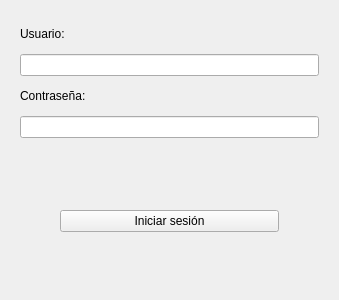
First picture: the form in ui/VentanaInicioSesion.ui, repository kevin-luna/AsistenciaEmpleados, before the edit.
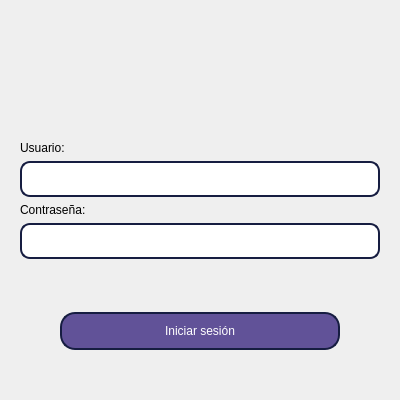
Second picture: the form after the edit. Icons and pictures are not drawn.

Commit message: Nueva interfaz de usuario.

Diff of the .ui file:
```diff
--- a/ui/VentanaInicioSesion.ui
+++ b/ui/VentanaInicioSesion.ui
@@ -6,8 +6,8 @@
    <rect>
     <x>0</x>
     <y>0</y>
-    <width>339</width>
-    <height>300</height>
+    <width>400</width>
+    <height>400</height>
    </rect>
   </property>
   <property name="minimumSize">
@@ -26,33 +26,66 @@
    <string>JEB - Iniciar sesión</string>
   </property>
   <layout class="QVBoxLayout" name="verticalLayout">
+   <item>
+    <widget class="QLabel" name="label">
+     <property name="text">
+      <string/>
+     </property>
+     <property name="pixmap">
+      <pixmap>../Logo.png</pixmap>
+     </property>
+     <property name="scaledContents">
+      <bool>true</bool>
+     </property>
+     <property name="wordWrap">
+      <bool>false</bool>
+     </property>
+    </widget>
+   </item>
    <item>
     <widget class="QWidget" name="panelNorte" native="true">
      <layout class="QGridLayout" name="gridLayout_2">
       <item row="3" column="0">
+       <widget class="QLabel" name="etiquetaContrasena">
+        <property name="text">
+         <string>Contraseña:</string>
+        </property>
+       </widget>
+      </item>
+      <item row="1" column="0">
+       <widget class="QLabel" name="etiquetaUsuario">
+        <property name="text">
+         <string>Usuario:</string>
+        </property>
+       </widget>
+      </item>
+      <item row="4" column="0">
        <widget class="QLineEdit" name="campoContrasena">
+        <property name="styleSheet">
+         <string notr="true">QLineEdit{
+	border-radius: 10px;
+	padding: 8px 20px;
+	border: 2px solid #161d41;
+}
+</string>
+        </property>
         <property name="echoMode">
          <enum>QLineEdit::Password</enum>
         </property>
        </widget>
       </item>
-      <item row="0" column="0">
-       <widget class="QLabel" name="etiquetaUsuario">
-        <property name="text">
-         <string>Usuario:</string>
-        </property>
-       </widget>
-      </item>
       <item row="2" column="0">
-       <widget class="QLabel" name="etiquetaContrasena">
-        <property name="text">
-         <string>Contraseña:</string>
+       <widget class="QLineEdit" name="campoUsuario">
+        <property name="styleSheet">
+         <string notr="true">QLineEdit{
+	border-radius: 10px;
+	padding: 8px 20px;
+	border: 2px solid #161d41;
+}
+</string>
         </property>
        </widget>
       </item>
-      <item row="1" column="0">
-       <widget class="QLineEdit" name="campoUsuario"/>
-      </item>
      </layout>
     </widget>
    </item>
@@ -61,6 +94,25 @@
      <layout class="QGridLayout" name="gridLayout_3">
       <item row="1" column="1">
        <widget class="QPushButton" name="botonIniciarSesion">
+        <property name="styleSheet">
+         <string notr="true">QPushButton {
+    border-radius: 15px; /* Redondea los bordes del botón */
+    background-color: #615298; /* Color de fondo en estado base */
+    color: white; /* Color del texto */
+    padding: 10px 20px; /* Espaciado interno */
+    border: 2px solid #161d41; /* Borde del botón */
+}
+
+QPushButton:hover {
+    background-color: #9769bb; /* Color de fondo cuando el mouse está encima */
+    border: 2px solid #5266d3; /* Color del borde cuando el mouse está encima */
+}
+
+QPushButton:pressed {
+    background-color: #36356c; /* Color de fondo cuando el botón está presionado */
+    border: 2px solid #161d41; /* Color del borde cuando el botón está presionado */
+}</string>
+        </property>
         <property name="text">
          <string>Iniciar sesión</string>
         </property>
```
The commit also changes 9 other files.
